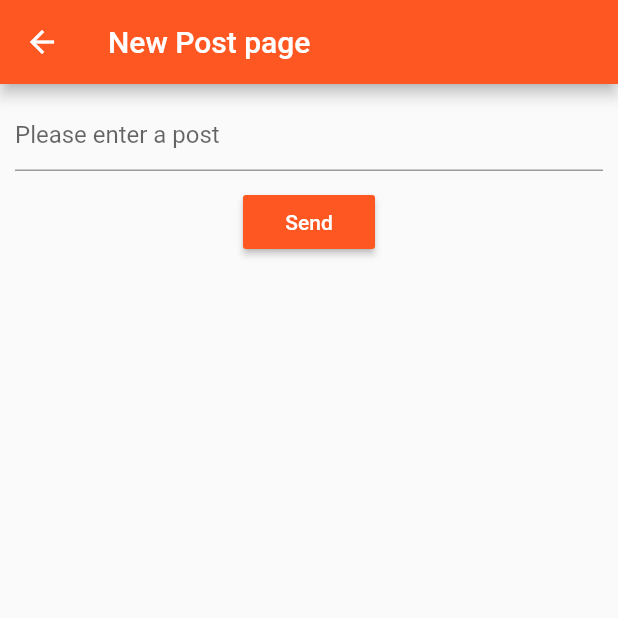
After one commit to youssouf-dev/afyc-app, a Flutter app: the PostDetailPage screen opened by its route, after a tap on "Send", on a phone screen of 412 x 824 dp, the top half of it. The commit adds this screen. Run offline on Flutter 3.47's test engine with Material 2 defaults, Android fonts, the phone set to English and light mode, and no system bars; our stand-ins replace cloud_firestore; accounts and stored records are empty.

Commit message:
Home page and new post page created

```diff
--- a/lib/main.dart
+++ b/lib/main.dart
@@ -2,6 +2,7 @@
 import 'package:flutter/material.dart';
 import 'package:cloud_firestore/cloud_firestore.dart';
 import 'new_post.dart';
+import 'post_detail.dart';
 
 void main() => runApp(new MyApp());
 
@@ -17,6 +18,7 @@ class MyApp extends StatelessWidget {
       home: new MyHomePage(title: 'Home Page'),
       routes: <String, WidgetBuilder> {
        "/newPostPage": (BuildContext context) => new NewPostPage(),
+       "/postDetailPage": (BuildContext context) => new PostDetailPage("fff"),
      },
     );
   }
@@ -59,6 +61,17 @@ class PostList extends StatelessWidget {
         return new ListView(
           children: snapshot.data.documents.map((DocumentSnapshot document) {
             return new ListTile(
+              onTap: () {
+                Navigator.of(context).push(
+                  new MaterialPageRoute(
+                    builder: (c) {
+                      return new PostDetailPage(document.documentID);
+                      }
+                    )
+                );
+                print(document.documentID);
+                },
+              onLongPress: () {print("wanna delete?");},
               title: new Text(document['message']),
               subtitle: new Text(document['createdAt']),
             );
--- /dev/null
+++ b/lib/post_detail.dart
@@ -0,0 +1,85 @@
+import 'dart:async';
+import 'package:flutter/material.dart';
+import 'package:cloud_firestore/cloud_firestore.dart';
+
+class PostDetailPage extends StatefulWidget {
+  final String documentId;
+
+  PostDetailPage(
+    this.documentId,
+  );
+
+  @override
+  _PostDetailPageState createState() => new _PostDetailPageState();
+}
+
+class _PostDetailPageState extends State<PostDetailPage> {
+  String _post = "";
+
+  Future<Null> _savePost(value) async {
+  setState(() {
+    _post = value;
+  });
+
+  return null;
+}
+
+  @override
+  Widget build(BuildContext context) {
+    return new Scaffold(
+      appBar: new AppBar(
+        title: new Text("New Post page"),
+        backgroundColor: Colors.deepOrange
+      ),
+      body: new Container(
+        child: new Center(
+          child: new Column(
+            mainAxisAlignment: MainAxisAlignment.start,
+            children: <Widget>[
+              // new IconButton(icon: new Icon(Icons.home, color: Colors.deepOrange), iconSize: 70.0, onPressed: null),
+              // new Text("New Post Page"),
+              new Container(
+                padding: const EdgeInsets.all(10.0),
+                child: new TextField(
+                onChanged: (value) {_savePost(value);},
+                decoration: InputDecoration(
+                  // border: InputBorder.none,
+                  hintText: 'Please enter a post'
+                  ),
+                ),
+              ),
+              new RaisedButton(
+                color: Colors.deepOrange,
+                textColor: Colors.white,
+                onPressed: () {
+                  if(_post.length == 0) {
+                    print("Post is empty");
+                  } else {
+                    //save the time
+                    String _createdAt = new DateTime.now().toString();
+                    //send the information
+                    Firestore.instance
+                      .collection('posts')
+                      .document()
+                      .setData({
+                        'message': _post,
+                        'createdAt': _createdAt
+                      });
+
+                    //return to the previous screen
+                    Navigator.pop(context);
+
+                    print("Post is: $_post");
+                    print("Posted time: $_createdAt");
+                  }
+                },
+                child: Text('Send'),
+            ),
+            ]
+          )
+        )
+      ),
+
+    );
+  }
+}
```
